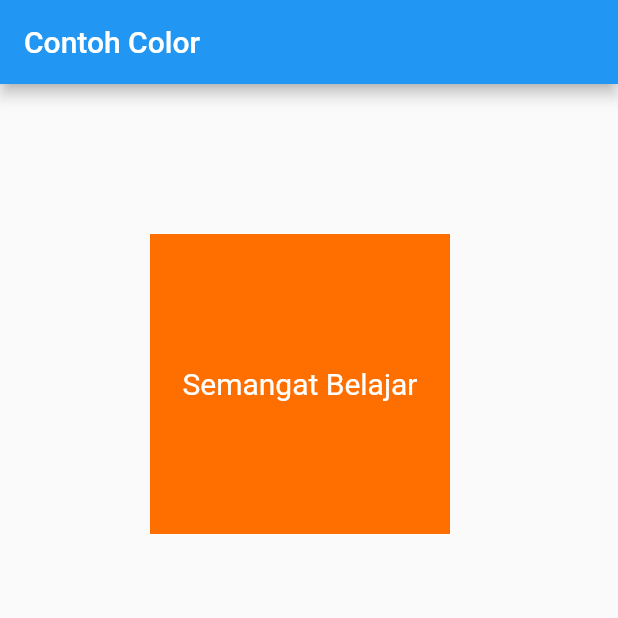
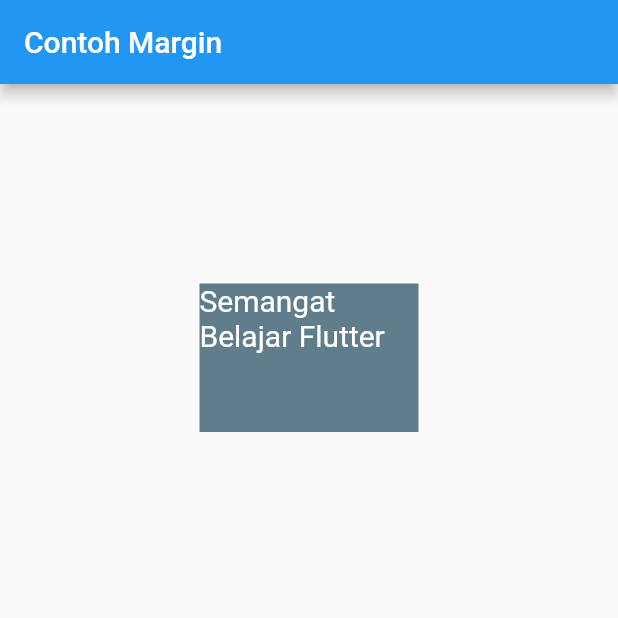
Before and after one commit to Acceleratorll/js02, a Flutter app: the screen it shows after launch, on a phone screen of 412 x 824 dp, the top half of it. Run offline on Flutter 3.47's test engine with Material 2 defaults, Android fonts, the phone set to English and light mode, and no system bars.

Commit message:
property margin

```diff
--- a/lib/main.dart
+++ b/lib/main.dart
@@ -9,15 +9,15 @@ class MyApp extends StatelessWidget {
   Widget build(BuildContext context) {
     return MaterialApp(
       home: Scaffold(
-          appBar: AppBar(title: const Text("Contoh Color")),
+          appBar: AppBar(title: const Text("Contoh Margin")),
           body: Container(
-              margin: const EdgeInsets.all(100),
-              height: 200,
-              width: 200,
-              alignment: Alignment.center,
-              color: Colors.amber[900],
+              margin: const EdgeInsets.all(133),
+              height: 99,
+              width: 250,
+              alignment: Alignment.topCenter,
+              color: Colors.blueGrey,
               child: const Text(
-                'Semangat Belajar',
+                'Semangat Belajar Flutter',
                 style: TextStyle(fontSize: 20, color: Colors.white),
               ))),
     );
```
